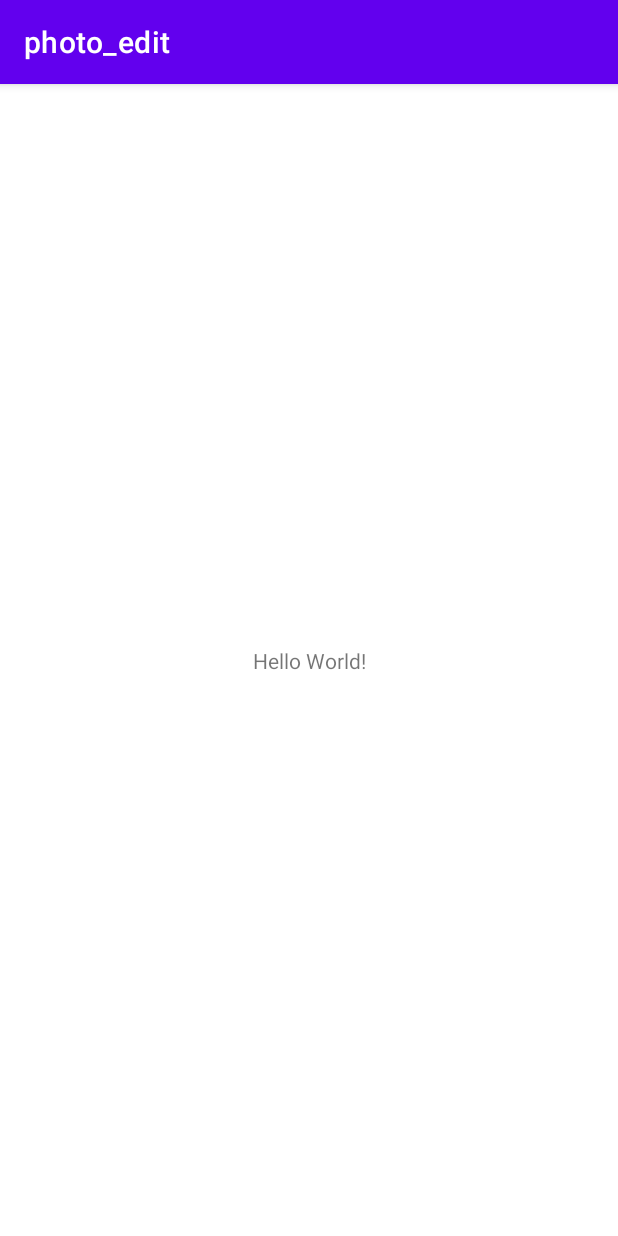
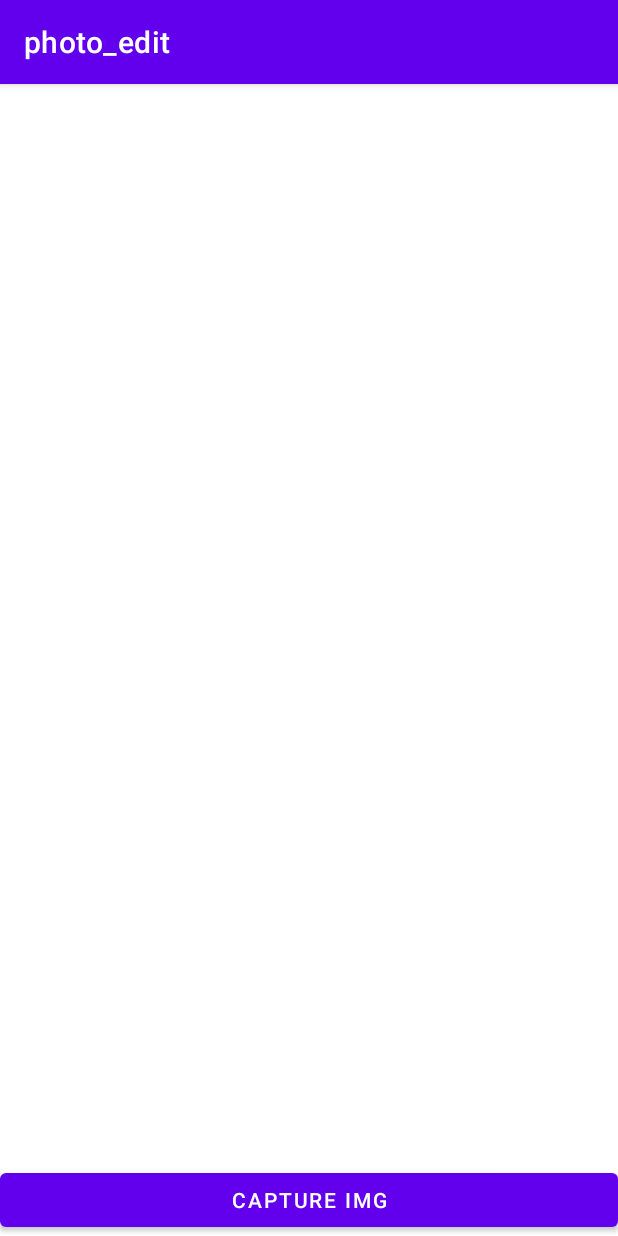
Before and after one commit to fczasi/photo_edit, an Android app: the screen it shows after launch (MainActivity), on a phone screen of 412 x 824 dp. Run offline under Robolectric (Android 15) with nearby library versions, the phone set to English and light mode, and no system bars.

Commit message:
zdjęć i ich wyświetlanie

```diff
--- a/app/src/main/AndroidManifest.xml
+++ b/app/src/main/AndroidManifest.xml
@@ -2,6 +2,8 @@
 <manifest xmlns:android="http://schemas.android.com/apk/res/android"
     xmlns:tools="http://schemas.android.com/tools"
     package="com.example.photo_edit">
+
+    <uses-permission android:name="android.permission.CAMERA"/>
 
     <application
         android:allowBackup="true"
--- a/app/src/main/java/com/example/photo_edit/MainActivity.java
+++ b/app/src/main/java/com/example/photo_edit/MainActivity.java
@@ -1,14 +1,56 @@
 package com.example.photo_edit;
 
+import androidx.annotation.Nullable;
 import androidx.appcompat.app.AppCompatActivity;
+import androidx.core.app.ActivityCompat;
+import androidx.core.content.ContextCompat;
 
+import android.Manifest;
+import android.app.Activity;
+import android.content.Intent;
+import android.content.pm.PackageManager;
+import android.graphics.Bitmap;
 import android.os.Bundle;
+import android.provider.MediaStore;
+import android.view.View;
+import android.widget.Button;
+import android.widget.ImageView;
 
 public class MainActivity extends AppCompatActivity {
+
+    ImageView imageView;
+    Button button;
 
     @Override
     protected void onCreate(Bundle savedInstanceState) {
         super.onCreate(savedInstanceState);
         setContentView(R.layout.activity_main);
+
+        imageView = findViewById(R.id.imgv);
+        button = findViewById(R.id.buttshoot);
+
+        //prosba o pozwolenie na uzycie kamery
+        if (ContextCompat.checkSelfPermission(MainActivity.this, Manifest.permission.CAMERA)
+                != PackageManager.PERMISSION_GRANTED){
+            ActivityCompat.requestPermissions(MainActivity.this, new String[]{
+                    Manifest.permission.CAMERA
+            }, 100);
+        }
+        button.setOnClickListener(new View.OnClickListener() {
+            @Override
+            public void onClick(View view) {
+                Intent intent = new Intent(MediaStore.ACTION_IMAGE_CAPTURE);
+                startActivityForResult(intent, 100);
+            }
+        });
+    }
+
+    @Override
+    protected void onActivityResult(int requestCode, int resultCode, @Nullable Intent data) {
+        super.onActivityResult(requestCode, resultCode, data);
+        if(requestCode == 100){
+            Bitmap bitmap = (Bitmap) data.getExtras().get("data");
+            imageView.setImageBitmap(bitmap);
+        }
     }
 }
--- a/app/src/main/res/layout/activity_main.xml
+++ b/app/src/main/res/layout/activity_main.xml
@@ -1,18 +1,23 @@
 <?xml version="1.0" encoding="utf-8"?>
-<androidx.constraintlayout.widget.ConstraintLayout xmlns:android="http://schemas.android.com/apk/res/android"
+<LinearLayout xmlns:android="http://schemas.android.com/apk/res/android"
+    android:orientation="vertical"
     xmlns:app="http://schemas.android.com/apk/res-auto"
     xmlns:tools="http://schemas.android.com/tools"
     android:layout_width="match_parent"
     android:layout_height="match_parent"
     tools:context=".MainActivity">
 
-    <TextView
-        android:layout_width="wrap_content"
+    <ImageView
+        android:layout_weight="1"
+        android:id="@+id/imgv"
+        android:layout_width="match_parent"
+        android:layout_height="match_parent"
+        />
+    <Button
+        android:text="capture img"
+        android:id="@+id/buttshoot"
+        android:layout_width="match_parent"
         android:layout_height="wrap_content"
-        android:text="Hello World!"
-        app:layout_constraintBottom_toBottomOf="parent"
-        app:layout_constraintEnd_toEndOf="parent"
-        app:layout_constraintStart_toStartOf="parent"
-        app:layout_constraintTop_toTopOf="parent" />
+        />
 
-</androidx.constraintlayout.widget.ConstraintLayout>
+</LinearLayout>
```
